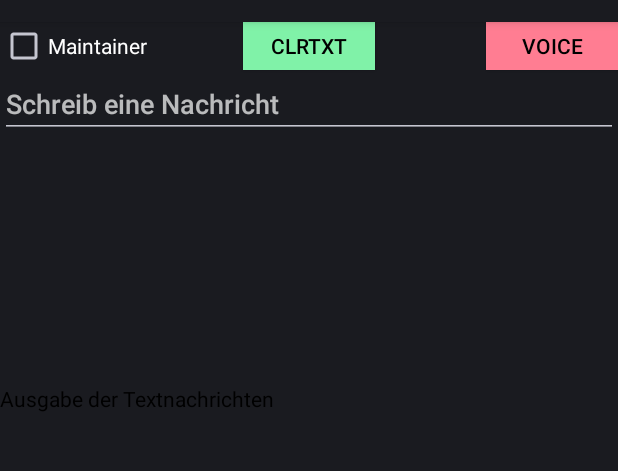
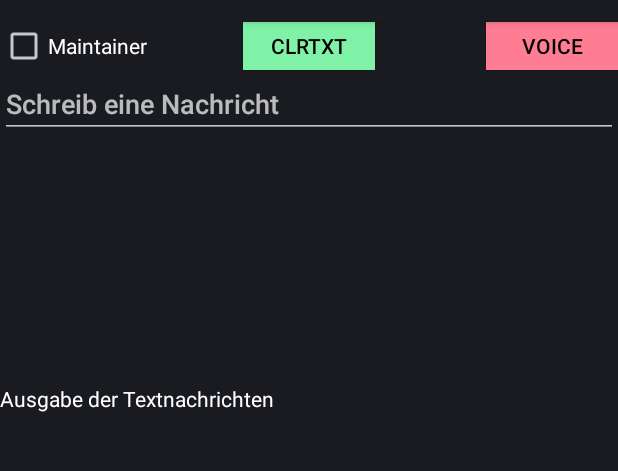
Before and after one commit to eklass/Semester6Sharing, an Android app: the screen it shows after launch (BeddernetConsole), on a phone screen of 412 x 824 dp, the part 62-533 px from its top. Run offline under Robolectric (Android 15) with nearby library versions, the phone set to English and light mode, and no system bars; plain views replace CircleProgress; 7 statements that could not run were skipped.

Commit message:
Schriftfarbe der Ausgabe auf weiß geändert

```diff
--- a/app/src/main/res/layout/main.xml
+++ b/app/src/main/res/layout/main.xml
@@ -90,7 +90,7 @@
 		android:text="Ausgabe der Textnachrichten\n"
 		android:layout_below="@+id/in"
 		android:scrollIndicators="right"
-		android:textColor="#000000"
+		android:textColor="#ffffff"
 
 		android:gravity="bottom"/>
 
```
Also changed, not shown: 34 other files.
